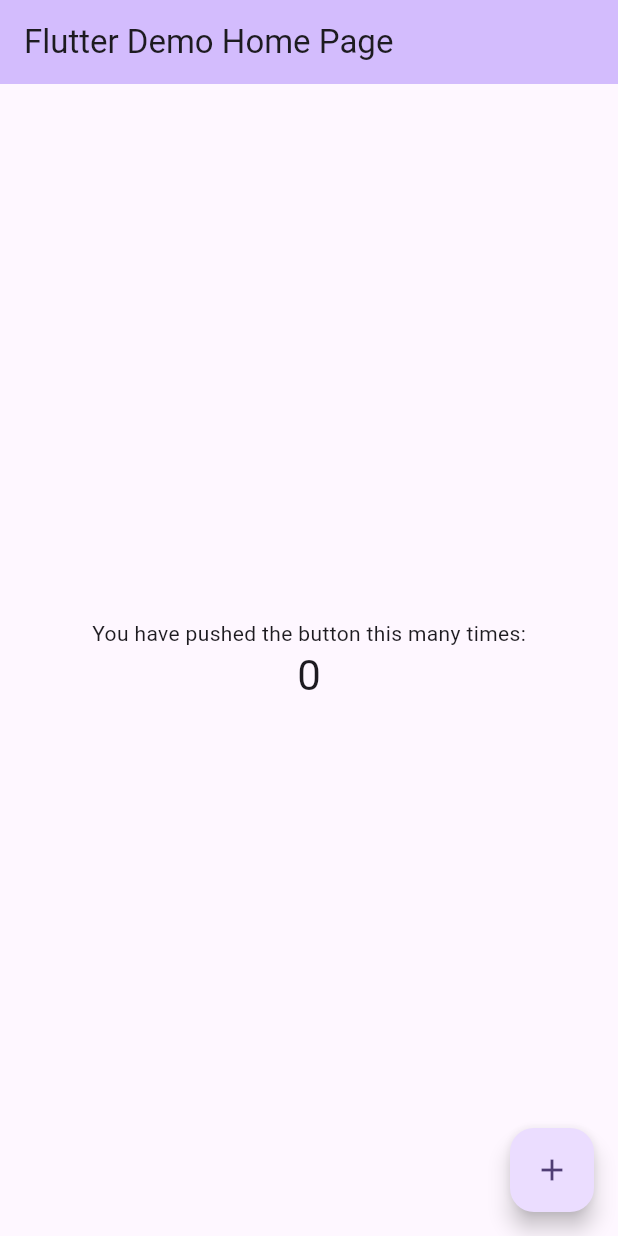
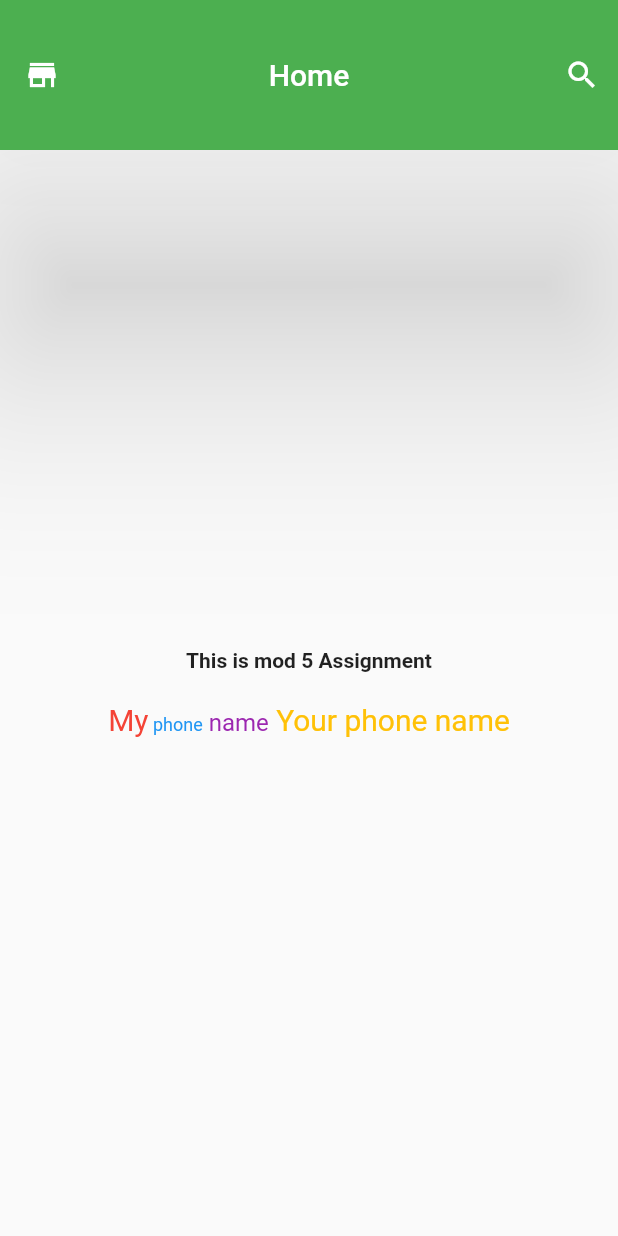
Before and after one commit to HossainRobin/flutter-five, a Flutter app: the screen it shows after launch, on a phone screen of 412 x 824 dp. Run offline on Flutter 3.47's test engine with Material 2 defaults, Android fonts, the phone set to English and light mode, and no system bars.

Commit message:
appbar and richtext added

```diff
--- a/lib/main.dart
+++ b/lib/main.dart
@@ -7,119 +7,62 @@ void main() {
 class MyApp extends StatelessWidget {
   const MyApp({super.key});
 
-  // This widget is the root of your application.
   @override
   Widget build(BuildContext context) {
     return MaterialApp(
-      title: 'Flutter Demo',
-      theme: ThemeData(
-        // This is the theme of your application.
-        //
-        // TRY THIS: Try running your application with "flutter run". You'll see
-        // the application has a blue toolbar. Then, without quitting the app,
-        // try changing the seedColor in the colorScheme below to Colors.green
-        // and then invoke "hot reload" (save your changes or press the "hot
-        // reload" button in a Flutter-supported IDE, or press "r" if you used
-        // the command line to start the app).
-        //
-        // Notice that the counter didn't reset back to zero; the application
-        // state is not lost during the reload. To reset the state, use hot
-        // restart instead.
-        //
-        // This works for code too, not just values: Most code changes can be
-        // tested with just a hot reload.
-        colorScheme: ColorScheme.fromSeed(seedColor: Colors.deepPurple),
-        useMaterial3: true,
-      ),
-      home: const MyHomePage(title: 'Flutter Demo Home Page'),
+      debugShowCheckedModeBanner: false,
+      home: HomeScreen(),
     );
   }
 }
 
-class MyHomePage extends StatefulWidget {
-  const MyHomePage({super.key, required this.title});
-
-  // This widget is the home page of your application. It is stateful, meaning
-  // that it has a State object (defined below) that contains fields that affect
-  // how it looks.
-
-  // This class is the configuration for the state. It holds the values (in this
-  // case the title) provided by the parent (in this case the App widget) and
-  // used by the build method of the State. Fields in a Widget subclass are
-  // always marked "final".
-
-  final String title;
-
-  @override
-  State<MyHomePage> createState() => _MyHomePageState();
-}
-
-class _MyHomePageState extends State<MyHomePage> {
-  int _counter = 0;
-
-  void _incrementCounter() {
-    setState(() {
-      // This call to setState tells the Flutter framework that something has
-      // changed in this State, which causes it to rerun the build method below
-      // so that the display can reflect the updated values. If we changed
-      // _counter without calling setState(), then the build method would not be
-      // called again, and so nothing would appear to happen.
-      _counter++;
-    });
-  }
+class HomeScreen extends StatelessWidget {
+  const HomeScreen({super.key});
 
   @override
   Widget build(BuildContext context) {
-    // This method is rerun every time setState is called, for instance as done
-    // by the _incrementCounter method above.
-    //
-    // The Flutter framework has been optimized to make rerunning build methods
-    // fast, so that you can just rebuild anything that needs updating rather
-    // than having to individually change instances of widgets.
     return Scaffold(
         appBar: AppBar(
-        // TRY THIS: Try changing the color here to a specific color (to
-        // Colors.amber, perhaps?) and trigger a hot reload to see the AppBar
-        // change color while the other colors stay the same.
-        backgroundColor: Theme.of(context).colorScheme.inversePrimary,
-        // Here we take the value from the MyHomePage object that was created by
-        // the App.build method, and use it to set our appbar title.
-        title: Text(widget.title),
+          leading: IconButton(onPressed: () {}, icon: Icon(Icons.store)),
+          title: Text("Home"),
+          centerTitle: true,
+          backgroundColor: Colors.green,
+          toolbarHeight: 100,
+          elevation: 70,
+          actions: [IconButton(onPressed: () {}, icon: Icon(Icons.search))],
         ),
-      body: Center(
-        // Center is a layout widget. It takes a single child and positions it
-        // in the middle of the parent.
+        body: Container(
+          width: double.infinity,
           child: Column(
-          // Column is also a layout widget. It takes a list of children and
-          // arranges them vertically. By default, it sizes itself to fit its
-          // children horizontally, and tries to be as tall as its parent.
-          //
-          // Column has various properties to control how it sizes itself and
-          // how it positions its children. Here we use mainAxisAlignment to
-          // center the children vertically; the main axis here is the vertical
-          // axis because Columns are vertical (the cross axis would be
-          // horizontal).
-          //
-          // TRY THIS: Invoke "debug painting" (choose the "Toggle Debug Paint"
-          // action in the IDE, or press "p" in the console), to see the
-          // wireframe for each widget.
             mainAxisAlignment: MainAxisAlignment.center,
-          children: <Widget>[
-            const Text(
-              'You have pushed the button this many times:',
+            crossAxisAlignment: CrossAxisAlignment.center,
+            children: [
+              Text(
+                "This is mod 5 Assignment",
+                textAlign: TextAlign.center,
+                style: TextStyle(fontWeight: FontWeight.bold),
               ),
-            Text(
-              '$_counter',
-              style: Theme.of(context).textTheme.headlineMedium,
+              SizedBox(
+                height: 20.0,
               ),
+              RichText(
+                  text: TextSpan(
+                text: "My",
+                style: TextStyle(color: Colors.red, fontSize: 20.0),
+                children: [
+                  TextSpan(
+                      text: " phone",
+                      style: TextStyle(color: Colors.blue, fontSize: 12.0)),
+                  TextSpan(
+                      text: " name",
+                      style: TextStyle(color: Colors.purple, fontSize: 16.0)),
+                  TextSpan(
+                      text: " Your phone name",
+                      style: TextStyle(color: Colors.amber, fontSize: 20.0)),
+                ],
+              ))
             ],
           ),
-      ),
-      floatingActionButton: FloatingActionButton(
-        onPressed: _incrementCounter,
-        tooltip: 'Increment',
-        child: const Icon(Icons.add),
-      ), // This trailing comma makes auto-formatting nicer for build methods.
-    );
+        ));
   }
 }
```
Lines whose indentation alone changed are shown as unchanged.
